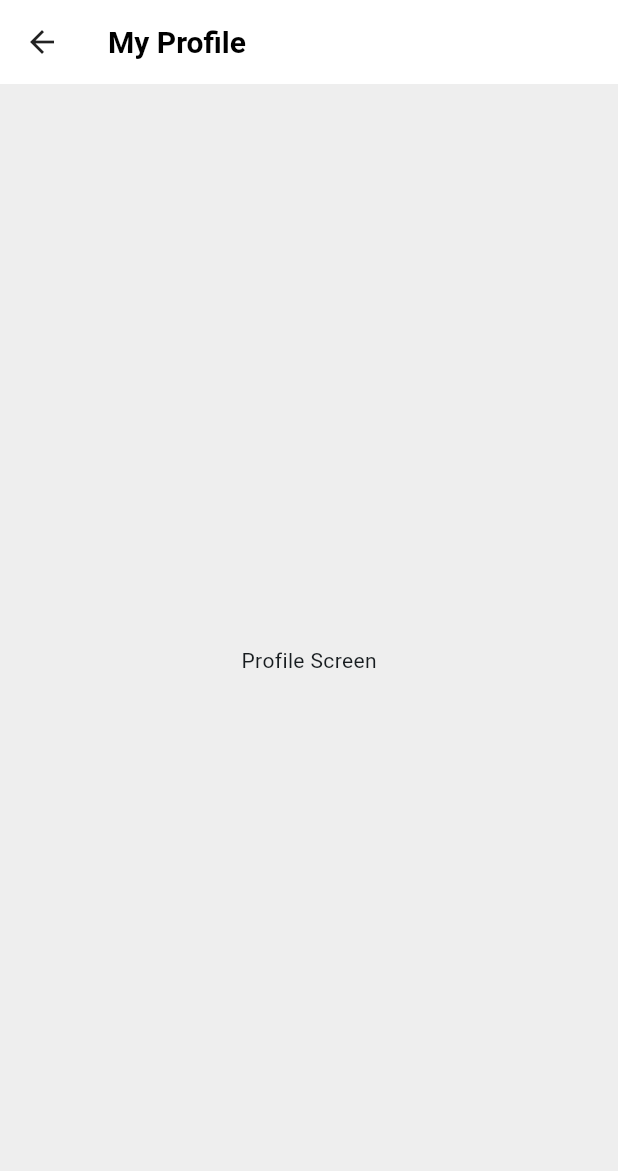
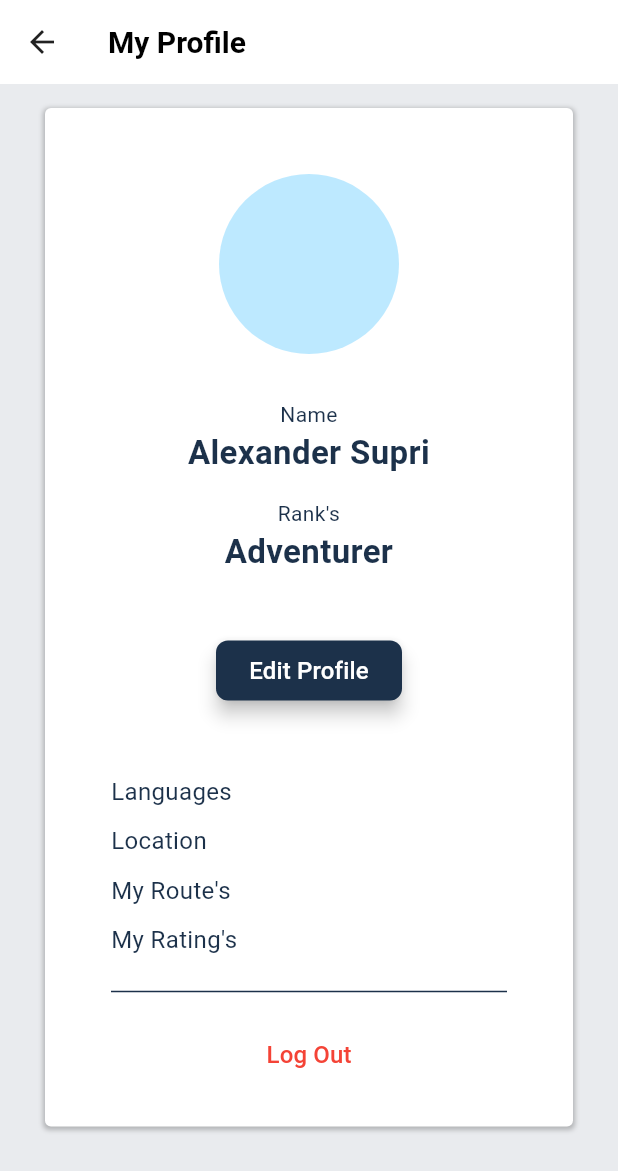
Before and after one commit to DimarsMars/Nexus7-CapstoneProject-Undiknas, a Flutter app: the ProfileScreen screen opened directly, on a phone screen of 412 x 824 dp. Shown: the top 1171 px of the screen. Run offline on Flutter 3.47's test engine with Material 3 defaults, Android fonts, the phone set to English and light mode, and no system bars.

Commit message:
Update background color for History, Home, Profile, and Route screens

```diff
--- a/journeys-frontend/lib/pages/history_screen.dart
+++ b/journeys-frontend/lib/pages/history_screen.dart
@@ -11,7 +11,7 @@ class _MyHistoryScreen extends State<HistoryScreen> {
   @override
   Widget build(BuildContext context) {
     return Scaffold(
-      backgroundColor: Colors.grey[200],
+      backgroundColor: Color(0xFFe9ebee),
       appBar: AppBar(
         title: const Text('History'),
         backgroundColor: Colors.white,
@@ -22,9 +22,8 @@ class _MyHistoryScreen extends State<HistoryScreen> {
         ),
         elevation: 0,
       ),
-
       body: const Center(
-        child: Text('History Screen'),
+        child: Text('History'),
       ),
     );
   }
--- a/journeys-frontend/lib/pages/home_screen.dart
+++ b/journeys-frontend/lib/pages/home_screen.dart
@@ -11,7 +11,7 @@ class _MyHomeScreen extends State<HomeScreen> {
   @override
   Widget build(BuildContext context) {
     return Scaffold(
-      backgroundColor: Colors.grey[200],
+      backgroundColor: Color(0xFFe9ebee),
       appBar: AppBar(
         title: const Text('Home'),
         backgroundColor: Colors.white,
--- a/journeys-frontend/lib/pages/profile_screen.dart
+++ b/journeys-frontend/lib/pages/profile_screen.dart
@@ -11,7 +11,7 @@ class _MyProfileScreen extends State<ProfileScreen> {
   @override
   Widget build(BuildContext context) {
     return Scaffold(
-      backgroundColor: Colors.grey[200],
+      backgroundColor: Color(0xFFe9ebee),
       appBar: AppBar(
         backgroundColor: Colors.white,
         title: const Text('My Profile'),
@@ -21,8 +21,148 @@ class _MyProfileScreen extends State<ProfileScreen> {
           fontWeight: FontWeight.bold,
         ),
       ),
-      body: const Center(
-        child: Text('Profile Screen'),
+      body: SingleChildScrollView(
+        child: Padding(
+            padding: const EdgeInsets.symmetric(horizontal: 30.0, vertical: 16.0),
+              child: Container(
+                width: double.infinity,
+                decoration: BoxDecoration(
+                  color: Colors.white,
+                  borderRadius: BorderRadius.circular(4.0),
+
+                  boxShadow: [
+                    BoxShadow(
+                      color: Colors.black.withAlpha(60),
+                      spreadRadius: 1,
+                      blurRadius: 2,
+                      offset: const Offset(0, 1),
+                    ),
+                  ],
+                ),
+
+                child: Padding(
+                  padding: EdgeInsets.all(24.0),
+                  child: Column(
+                    crossAxisAlignment: CrossAxisAlignment.stretch,
+                    children: [
+
+                      SizedBox(height: 20),
+                      CircleAvatar(
+                        radius: 60,
+                      ),
+                      SizedBox(height: 30),
+
+                      Text(
+                        'Name',
+                        textAlign: TextAlign.center,
+                          style: TextStyle(
+                            fontSize: 14,
+                            fontWeight: FontWeight.normal,
+                            color: Color(0xFF1C314A),
+                          ),
+                      ),
+
+                      Text(
+                        'Alexander Supri',
+                        textAlign: TextAlign.center,
+                          style: TextStyle(
+                            fontSize: 22,
+                            fontWeight: FontWeight.bold,
+                            color: Color(0xFF1C314A),
+                          ),
+                      ),
+
+                      SizedBox(height: 15),
+
+                      Text(
+                        'Rank\'s',
+                        textAlign: TextAlign.center,
+                          style: TextStyle(
+                            fontSize: 14,
+                            fontWeight: FontWeight.normal,
+                            color: Color(0xFF1C314A),
+                          ),
+                      ),
+
+                      Text(
+                        'Adventurer',
+                        textAlign: TextAlign.center,
+                          style: TextStyle(
+                            fontSize: 22,
+                            fontWeight: FontWeight.bold,
+                            color: Color(0xFF1C314A),
+                          ),
+                      ),
+
+                      SizedBox(height: 40),
+
+                      Padding(
+                        padding: EdgeInsets.symmetric(horizontal:90.0),
+                        child: ElevatedButton(
+                          onPressed: () {},
+                          style: ElevatedButton.styleFrom(
+                            elevation: 5,
+                            backgroundColor: Color(0xFF1C314A),
+                            foregroundColor: Colors.white,
+                            padding: EdgeInsets.symmetric(vertical: 0),
+                              shape: RoundedRectangleBorder(
+                                borderRadius: BorderRadius.circular(8.0),
+                              ),
+                          ),
+                          child: Text(
+                            'Edit Profile',
+                              style: TextStyle(
+                                fontSize: 16,
+                              ),
+                          ),
+                        ),
+                      ),
+
+                      SizedBox(height: 40),
+
+                      _buildMenuItem(context, 'Languages'),
+                      _buildMenuItem(context, 'Location'),
+                      _buildMenuItem(context, 'My Route\'s'),
+                      _buildMenuItem(context, 'My Rating\'s'),
+
+                      SizedBox(height: 10),
+                      Padding(
+                        padding: const EdgeInsets.symmetric(horizontal: 20.0),
+                        child: Divider(
+                          color: Color(0xFF1C314A),
+
+                        ),
+                      ),
+
+                      SizedBox(height: 10),
+
+                      TextButton(
+                        onPressed: () {},
+                          child: Text(
+                            'Log Out',
+                              style: TextStyle(
+                                fontSize: 16,
+                                color: Colors.red,
+                              ),
+                          ),
+                        )
+                    ],),
+                ),
+              )
+        )
+      ),
+    );
+  }
+  Widget _buildMenuItem(BuildContext context, String title) {
+    return Padding(
+      padding: const EdgeInsets.symmetric(vertical: 5.0, horizontal: 20.0),
+      child: Text(
+        title,
+        style: const TextStyle(
+          fontSize: 16,
+          color: Color(0xFF1C314A), // Gunakan warna yang konsisten
+          fontWeight: FontWeight.normal,
+        ),
       ),
     );
   }
--- a/journeys-frontend/lib/pages/route_screen.dart
+++ b/journeys-frontend/lib/pages/route_screen.dart
@@ -11,7 +11,7 @@ class _MyRouteScreen extends State<RouteScreen> {
   @override
   Widget build(BuildContext context) {
     return Scaffold(
-      backgroundColor: Colors.grey[200],
+      backgroundColor: Color(0xFFe9ebee),
       appBar: AppBar(
         title: const Text('Forge Your Route'),
         backgroundColor: Colors.white,
```
